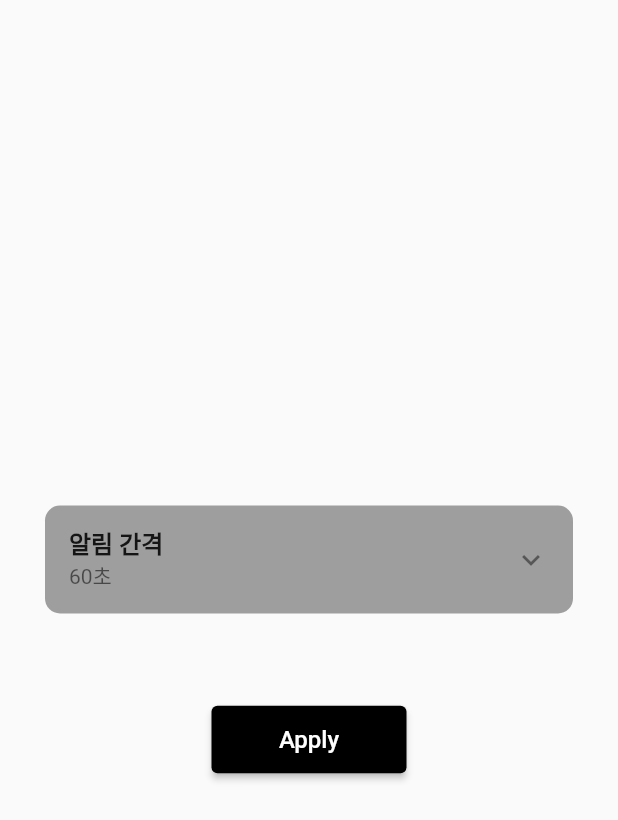
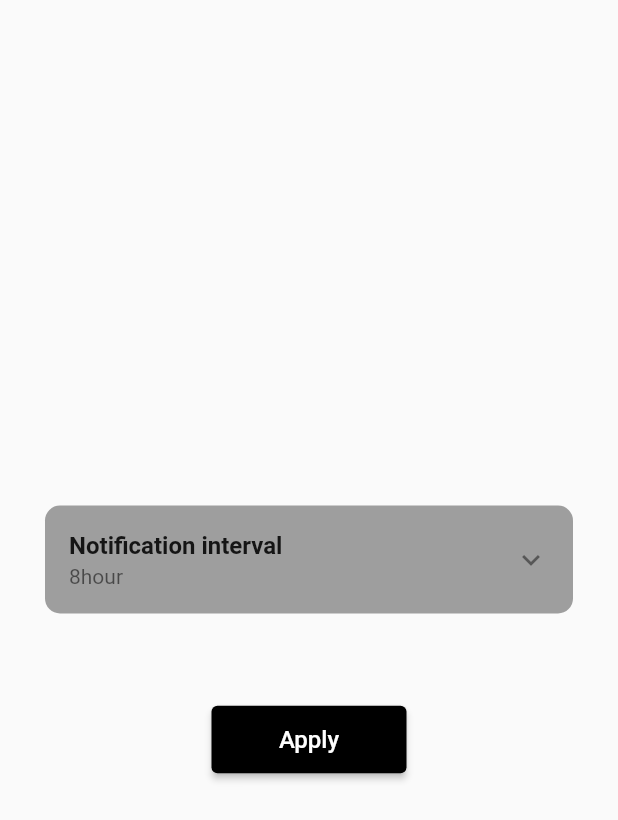
Before and after one commit to choiwangchun/Goal_Setter, a Flutter app: the NotificationSetting screen opened directly, on a phone screen of 412 x 824 dp. Shown: the top 820 px of the screen. Run offline on Flutter 3.47's test engine with Material 2 defaults, Android fonts, the phone set to English and light mode, and no system bars; our stand-ins replace easy_localization, flutter_local_notifications, google_mobile_ads, permission_handler, shared_preferences, toggle_switch; accounts and stored records are empty.

Commit message:
notification & trans_lang
notification & trans_lang

```diff
--- a/assets/translations/en.json
+++ b/assets/translations/en.json
@@ -19,5 +19,9 @@
   "Font_size" : "Font size",
   "Aligning_text" : "Aligning text",
   "Apply" : "Apply",
-  "Font_setting" : "Font settings"
+  "Font_setting" : "Font settings",
+  "Notification_setting" : "Notification setting",
+  "Notification_interval" : "Notification interval",
+  "No_notifications" : "No notifications",
+  "Time" : "hour"
 }
--- a/assets/translations/ja.json
+++ b/assets/translations/ja.json
@@ -19,5 +19,9 @@
   "Font_size" : "フォントサイズの設定",
   "Aligning_text" : "テキストの整列",
   "Apply" : "適用",
-  "Font_setting" : "文字設定"
+  "Font_setting" : "文字設定",
+  "Notification_setting" : "设置通知",
+  "Notification_interval" : "通知間隔",
+  "No_notifications" : "通知なし",
+  "Time" : "時"
 }
--- a/assets/translations/ko.json
+++ b/assets/translations/ko.json
@@ -19,5 +19,9 @@
   "Font_size" : "글씨 크기",
   "Aligning_text" : "텍스트 정렬",
   "Apply" : "적용",
-  "Font_setting" : "글씨 설정"
+  "Font_setting" : "글씨 설정",
+  "Notification_setting" : "알림 설정",
+  "Notification_interval" : "알림 간격",
+  "No_notifications" : "알림 없음",
+  "Time" : "시간"
 }
--- a/assets/translations/zh.json
+++ b/assets/translations/zh.json
@@ -19,5 +19,9 @@
   "Font_size" : "字体大小设置",
   "Aligning_text" : "对齐文本",
   "Apply" : "应用",
-  "Font_setting" : "字体设置"
+  "Font_setting" : "字体设置",
+  "Notification_setting" : "设置通知",
+  "Notification_interval" : "通知间隔",
+  "No_notifications" : "无通知",
+  "Time" : "小时"
 }
--- a/lib/main.dart
+++ b/lib/main.dart
@@ -23,7 +23,7 @@ void main() async {
     EasyLocalization(
       supportedLocales: [Locale('en'), Locale('ko'), Locale('zh'), Locale('ja')],
       path: 'assets/translations', // JSON 파일 경로
-      fallbackLocale: Locale('en', 'US'),
+      fallbackLocale: Locale('en'),
       child: MyApp(),
     ),
   );
@@ -51,11 +51,15 @@ class _MyAppState extends State<MyApp> {
 
   void _startNotificationTimer() async {
     final prefs = await SharedPreferences.getInstance();
-    int interval = prefs.getInt('notification_interval') ?? 60; // 기본값 60초
+    int interval = prefs.getInt('notification_interval') ?? 8; // 기본값을 1시간으로 설정
 
-    notificationTimer = Timer.periodic(Duration(seconds: interval), (timer) async {
-      String userGoal = prefs.getString('enter_goal') ?? "기본 목표"; // 저장된 목표 불러오기
-      NotificationService().regular_showNotification(0, userGoal); // 저장된 목표를 알림 내용으로 사용
+    // 시간 단위를 초 단위로 변환합니다.
+    int intervalInSeconds = interval * 3600;
+
+    notificationTimer?.cancel(); // 이전 타이머가 있다면 취소합니다.
+    notificationTimer = Timer.periodic(Duration(seconds: intervalInSeconds), (timer) async {
+      String userGoal = prefs.getString('enter_goal') ?? "새로운 목표를 설정해 주세요";
+      NotificationService().regular_showNotification(0, userGoal);
     });
   }
 
--- a/lib/notification.dart
+++ b/lib/notification.dart
@@ -1,5 +1,6 @@
 import 'package:flutter_local_notifications/flutter_local_notifications.dart';
 import 'package:permission_handler/permission_handler.dart';
+import 'package:shared_preferences/shared_preferences.dart';
 
 class NotificationService {
   // 싱글톤 패턴을 사용하기 위한 private static 변수
@@ -51,6 +52,13 @@ class NotificationService {
   }
 
   Future<void> regular_showNotification(int targetNumber, String text) async {
+    final prefs = await SharedPreferences.getInstance();
+    int notificationInterval = prefs.getInt('notification_interval') ?? 8;
+
+    // 알림 간격이 0이면 (알림 없음) 알림을 전송하지 않습니다.
+    if (notificationInterval == 0) {
+      return;
+    }
     // 푸시 알림의 ID
     const int notificationId = 0;
     // 알림 채널 설정값 구성
--- a/lib/notification_setting.dart
+++ b/lib/notification_setting.dart
@@ -8,7 +8,7 @@ class NotificationSetting extends StatefulWidget {
 }
 
 class _NotificationSettingState extends State<NotificationSetting> {
-  int selectedNotificationTime = 60; // 기본 알림 시간 설정
+  int selectedNotificationTime = 1;
 
   @override
   void initState() {
@@ -19,7 +19,7 @@ class _NotificationSettingState extends State<NotificationSetting> {
   // SharedPreferences에서 저장된 알림 간격을 불러오는 메서드
   void _loadNotificationInterval() async {
     final prefs = await SharedPreferences.getInstance();
-    int savedInterval = prefs.getInt('notification_interval') ?? 60; // 기본값 60초
+    int savedInterval = prefs.getInt('notification_interval') ?? 8; // 기본값을 1시간으로 설정
     setState(() {
       selectedNotificationTime = savedInterval;
     });
@@ -27,9 +27,9 @@ class _NotificationSettingState extends State<NotificationSetting> {
 
   String getNotificationTimeText() {
     if (selectedNotificationTime == 0) {
-      return '알림 없음';
+      return "No_notifications".tr();
     }
-    return '${selectedNotificationTime}초';
+    return '${selectedNotificationTime}'+"Time".tr();
   }
 
   @override
@@ -48,15 +48,18 @@ class _NotificationSettingState extends State<NotificationSetting> {
               ),
               child: ListTile(
                 title: Text(
-                  '알림 간격',
+                  "Notification_interval",
                   style: TextStyle(fontWeight: FontWeight.bold, fontSize: 16),
-                ),
+                ).tr(),
                 subtitle: Text(getNotificationTimeText()),
                 trailing: Icon(Icons.keyboard_arrow_down),
                 onTap: () async {
                   final prefs = await SharedPreferences.getInstance();
                   showModalBottomSheet(
                     context: context,
+                    shape: RoundedRectangleBorder( // 여기에 모서리를 둥글게 만드는 속성을 추가합니다.
+                      borderRadius: BorderRadius.vertical(top: Radius.circular(30.0)), // 상단 모서리만 둥글게 설정
+                    ),
                     builder: (BuildContext context) {
                       return SizedBox(
                         height: 200,
@@ -65,15 +68,21 @@ class _NotificationSettingState extends State<NotificationSetting> {
                           physics: FixedExtentScrollPhysics(),
                           onSelectedItemChanged: (index) async {
                             setState(() {
-                              selectedNotificationTime = index; // 초 단위로 설정
+                              selectedNotificationTime = index; // 시간 단위로 설정
                             });
                             await prefs.setInt('notification_interval', selectedNotificationTime);
                           },
                           childDelegate: ListWheelChildBuilderDelegate(
                             builder: (BuildContext context, int index) {
-                              return Center(child: Text('${index}초'));
+                              String text = index == 0 ? "No_notifications".tr() : '${index}'+"Time".tr();
+                              return Column(
+                                children: [
+                                  Expanded(child: Center(child: Text(text))),
+                                  if (index < 24) Divider(color: Colors.grey, thickness: 0.5), // 마지막 항목에는 Divider를 추가하지 않습니다.
+                                ],
+                              );
                             },
-                            childCount: 61, // 0초부터 60초까지
+                            childCount: 25, // 0초부터 60초까지
                           ),
                         ),
                       );
@@ -93,6 +102,7 @@ class _NotificationSettingState extends State<NotificationSetting> {
               onPressed: () async {
                 final prefs = await SharedPreferences.getInstance();
                 await prefs.setInt('notification_interval', selectedNotificationTime);
+                print(selectedNotificationTime);
                 Navigator.pop(context);
               },
             ),
--- a/lib/setting.dart
+++ b/lib/setting.dart
@@ -172,7 +172,7 @@
             SizedBox(height: 5),
             Divider(color: Colors.grey,height: 1, thickness: 2),
             ListTile(
-              title: Text('알림설정', style: TextStyle(fontSize: 18, fontWeight: FontWeight.bold)),
+              title: Text("Notification_setting", style: TextStyle(fontSize: 18, fontWeight: FontWeight.bold)).tr(),
               onTap: () {
                 Navigator.of(context).push(
                   MaterialPageRoute(
```
Also changed, not shown: 1 other file.
